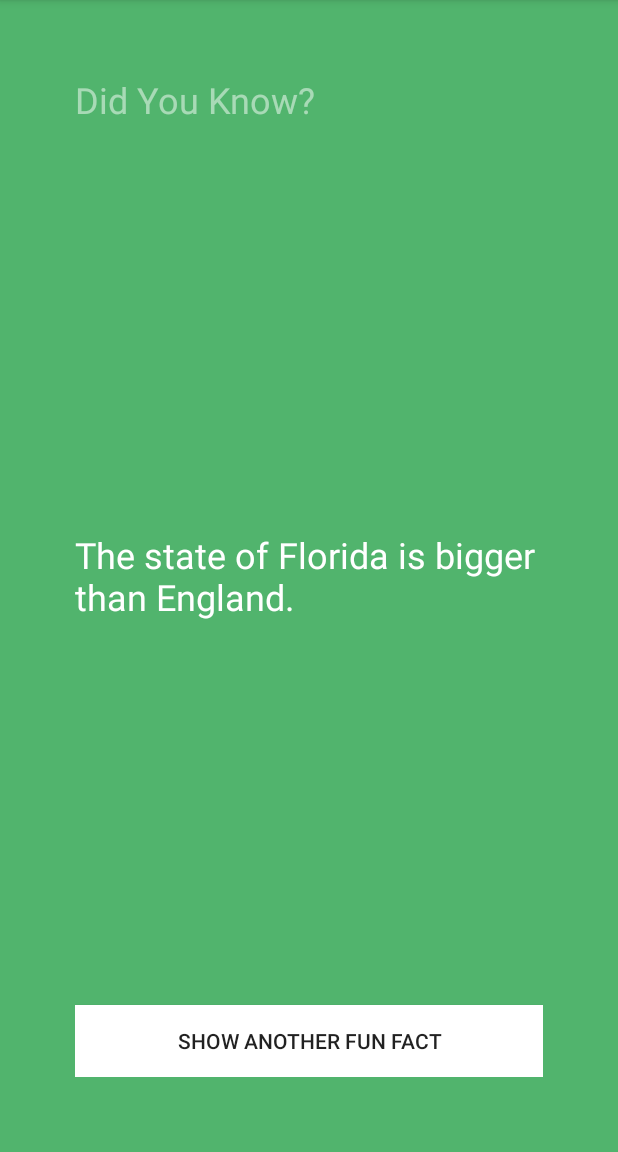
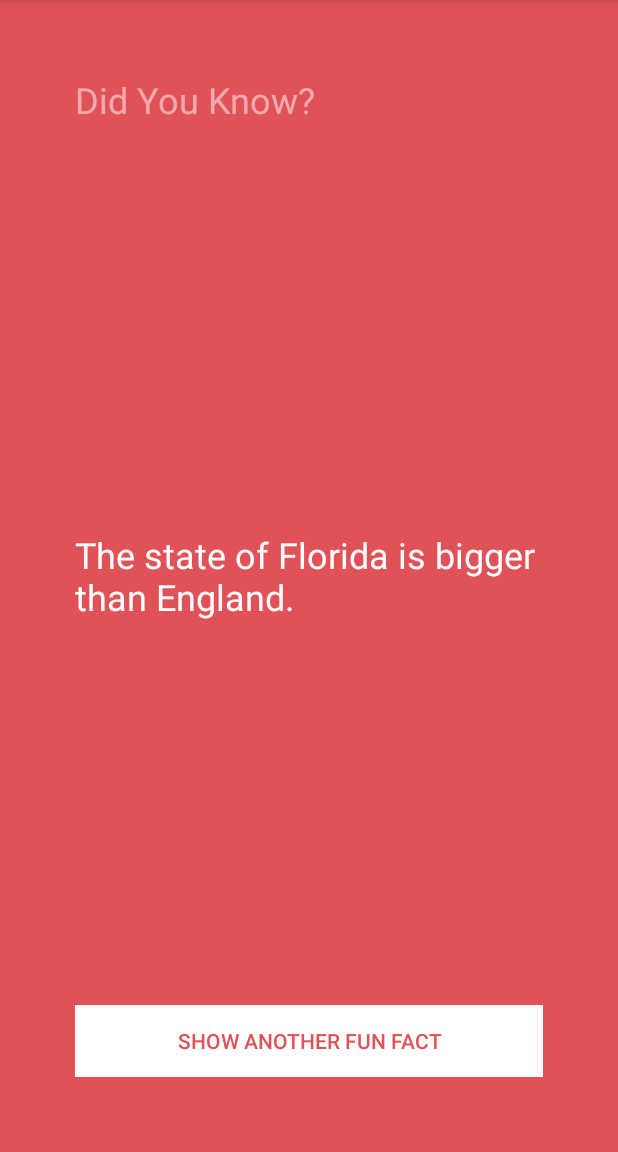
Before and after one commit to yabrol/Practice, an Android app: the screen it shows after launch (FunFactsActivity), after a tap on "SHOW ANOTHER FUN FACT", on a phone screen of 412 x 824 dp, the part 84-1236 px from its top. Run offline under Robolectric (Android 15) with nearby library versions, the light colour scheme and no system bars.

Commit message:
change background and text colors

```diff
--- /dev/null
+++ b/FunFacts/app/src/main/java/com/yukti/funfacts/ColorWheel.java
@@ -0,0 +1,36 @@
+package com.yukti.funfacts;
+
+import android.graphics.Color;
+
+import java.util.Random;
+
+/**
+ * Created by Yukti on 10/22/2014.
+ */
+public class ColorWheel {
+    //vars aka properties
+    public String[] colors = {
+            "#39add1", // light blue
+            "#3079ab", // dark blue
+            "#c25975", // mauve
+            "#e15258", // red
+            "#f9845b", // orange
+            "#838cc7", // lavender
+            "#7d669e", // purple
+            "#53bbb4", // aqua
+            "#51b46d", // green
+            "#e0ab18", // mustard
+            "#637a91", // dark gray
+            "#f092b0", // pink
+            "#b7c0c7"  // light gray
+            };
+
+    //methods
+    public int getColor(){
+        //random select colors
+        Random random = new Random();
+        int num = random.nextInt(colors.length);
+        //update with new fact
+        return Color.parseColor(colors[num]);
+    }
+}
--- a/FunFacts/app/src/main/java/com/yukti/funfacts/FactBook.java
+++ b/FunFacts/app/src/main/java/com/yukti/funfacts/FactBook.java
@@ -22,7 +22,7 @@ public class FactBook {
 
     //methods
     public String getFact(){
-        //random select facts
+        //random select colors
         Random random = new Random();
         int num = random.nextInt(facts.length);
         //update with new fact
--- a/FunFacts/app/src/main/java/com/yukti/funfacts/FunFactsActivity.java
+++ b/FunFacts/app/src/main/java/com/yukti/funfacts/FunFactsActivity.java
@@ -1,20 +1,17 @@
 package com.yukti.funfacts;
 
 import android.app.Activity;
-import android.content.DialogInterface;
 import android.os.Bundle;
-import android.view.Menu;
-import android.view.MenuItem;
 import android.view.View;
 import android.widget.Button;
+import android.widget.RelativeLayout;
 import android.widget.TextView;
-
-import java.util.Random;
 
 
 public class FunFactsActivity extends Activity {
 
     private FactBook mfactBook = new FactBook();
+    private ColorWheel mcolorWheel = new ColorWheel();
 
     @Override
     protected void onCreate(Bundle savedInstanceState) {
@@ -23,13 +20,17 @@ public class FunFactsActivity extends Activity {
 
         //initialize view vars
         final TextView factLabel = (TextView)findViewById(R.id.factTextView);
-        Button showFactButton = (Button) findViewById(R.id.showFactButton);
+        final Button showFactButton = (Button) findViewById(R.id.showFactButton);
+        final RelativeLayout relativeLayout = (RelativeLayout)findViewById(R.id.factsRelLayout);
 
         View.OnClickListener listener = new View.OnClickListener() {
             @Override
             public void onClick(View view) {
                 //button clicked, update with new fact
                 factLabel.setText(mfactBook.getFact());
+                int color = mcolorWheel.getColor();
+                relativeLayout.setBackgroundColor(color);
+                showFactButton.setTextColor(color);
             }
         };
         showFactButton.setOnClickListener(listener);
--- a/FunFacts/app/src/main/res/layout/activity_fun_facts.xml
+++ b/FunFacts/app/src/main/res/layout/activity_fun_facts.xml
@@ -7,7 +7,8 @@
     android:paddingTop="@dimen/activity_vertical_margin"
     android:paddingBottom="@dimen/activity_vertical_margin"
     tools:context=".FunFactsActivity"
-    android:background="#ff51b46d">
+    android:background="#ff51b46d"
+    android:id="@+id/factsRelLayout">
 
     <TextView
         android:layout_width="wrap_content"
@@ -38,5 +39,6 @@
         android:id="@+id/showFactButton"
         android:layout_alignParentBottom="true"
         android:layout_centerHorizontal="true"
-        android:background="@android:color/white" />
+        android:background="@android:color/white"
+        android:textColor="#ff51b46d" />
 </RelativeLayout>
```
